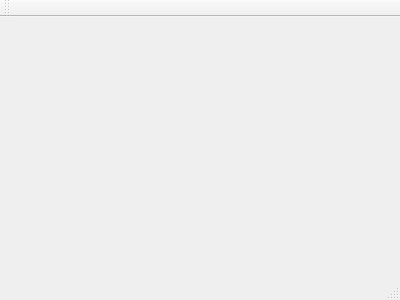
First picture: the form in mainwindow.ui, repository goto1134/dynamic-computational-nets, before the edit.
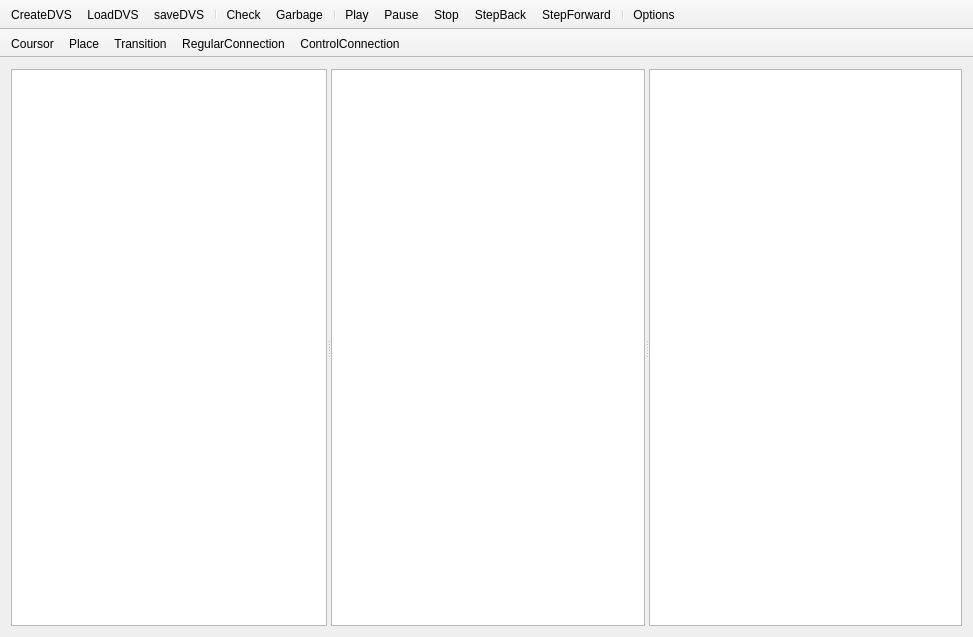
Second picture: the form after the edit. Icons and pictures are not drawn.

Diff of the .ui file:
```diff
--- a/mainwindow.ui
+++ b/mainwindow.ui
@@ -1,24 +1,245 @@
 <ui version="4.0">
  <class>MainWindow</class>
- <widget class="QMainWindow" name="MainWindow" >
-  <property name="geometry" >
+ <widget class="QMainWindow" name="MainWindow">
+  <property name="geometry">
    <rect>
     <x>0</x>
     <y>0</y>
-    <width>400</width>
-    <height>300</height>
+    <width>973</width>
+    <height>637</height>
    </rect>
   </property>
   <property name="windowTitle" >
    <string>MainWindow</string>
   </property>
-  <widget class="QMenuBar" name="menuBar" />
-  <widget class="QToolBar" name="mainToolBar" />
-  <widget class="QWidget" name="centralWidget" />
-  <widget class="QStatusBar" name="statusBar" />
+  <property name="locale">
+   <locale language="English" country="UnitedKingdom"/>
+  </property>
+  <widget class="QWidget" name="centralWidget">
+   <layout class="QHBoxLayout" name="horizontalLayout">
+    <item>
+     <widget class="QSplitter" name="projectSplitter">
+      <property name="contextMenuPolicy">
+       <enum>Qt::ActionsContextMenu</enum>
+      </property>
+      <property name="toolTipDuration">
+       <number>-3</number>
+      </property>
+      <property name="locale">
+       <locale language="Russian" country="Russia"/>
+      </property>
+      <property name="orientation">
+       <enum>Qt::Horizontal</enum>
+      </property>
+      <property name="childrenCollapsible">
+       <bool>false</bool>
+      </property>
+      <widget class="QTreeView" name="treeView">
+       <property name="locale">
+        <locale language="Russian" country="Russia"/>
+       </property>
+      </widget>
+      <widget class="QSplitter" name="graphicSplitter">
+       <property name="locale">
+        <locale language="Russian" country="Russia"/>
+       </property>
+       <property name="orientation">
+        <enum>Qt::Horizontal</enum>
+       </property>
+       <property name="childrenCollapsible">
+        <bool>false</bool>
+       </property>
+       <widget class="QGraphicsView" name="graphicsView">
+        <property name="locale">
+         <locale language="Russian" country="Russia"/>
+        </property>
+       </widget>
+       <widget class="QTableView" name="tableView">
+        <property name="locale">
+         <locale language="Russian" country="Russia"/>
+        </property>
+       </widget>
+      </widget>
+     </widget>
+    </item>
+   </layout>
+  </widget>
+  <widget class="QMenuBar" name="menuBar">
+   <property name="geometry">
+    <rect>
+     <x>0</x>
+     <y>0</y>
+     <width>973</width>
+     <height>21</height>
+    </rect>
+   </property>
+  </widget>
+  <widget class="QToolBar" name="mainToolBar">
+   <property name="movable">
+    <bool>false</bool>
+   </property>
+   <property name="allowedAreas">
+    <set>Qt::TopToolBarArea</set>
+   </property>
+   <attribute name="toolBarArea">
+    <enum>TopToolBarArea</enum>
+   </attribute>
+   <attribute name="toolBarBreak">
+    <bool>true</bool>
+   </attribute>
+   <addaction name="actionCreateDVS"/>
+   <addaction name="actionLoadDVS"/>
+   <addaction name="actionSaveDVS"/>
+   <addaction name="separator"/>
+   <addaction name="actionCheck"/>
+   <addaction name="actionGarbage"/>
+   <addaction name="separator"/>
+   <addaction name="actionPlay"/>
+   <addaction name="actionPause"/>
+   <addaction name="actionStop"/>
+   <addaction name="actionStepBack"/>
+   <addaction name="actionStepForward"/>
+   <addaction name="separator"/>
+   <addaction name="actionOptions"/>
+  </widget>
+  <widget class="QToolBar" name="redactorToolBar">
+   <property name="windowTitle">
+    <string>toolBar</string>
+   </property>
+   <property name="movable">
+    <bool>false</bool>
+   </property>
+   <property name="allowedAreas">
+    <set>Qt::TopToolBarArea</set>
+   </property>
+   <attribute name="toolBarArea">
+    <enum>TopToolBarArea</enum>
+   </attribute>
+   <attribute name="toolBarBreak">
+    <bool>true</bool>
+   </attribute>
+   <addaction name="actionCoursor"/>
+   <addaction name="actionPlace"/>
+   <addaction name="actionTransition"/>
+   <addaction name="actionRegularConnection"/>
+   <addaction name="actionControlConnection"/>
+  </widget>
+  <action name="actionCreateDVS">
+   <property name="icon">
+    <iconset resource="resources.qrc">
+     <normaloff>:/icons/icons/new project.ico</normaloff>:/icons/icons/new project.ico</iconset>
+   </property>
+   <property name="text">
+    <string>CreateDVS</string>
+   </property>
+   <property name="toolTip">
+    <string>Create new DVS model</string>
+   </property>
+  </action>
+  <action name="actionLoadDVS">
+   <property name="icon">
+    <iconset resource="resources.qrc">
+     <normaloff>:/icons/icons/open.ico</normaloff>:/icons/icons/open.ico</iconset>
+   </property>
+   <property name="text">
+    <string>LoadDVS</string>
+   </property>
+   <property name="toolTip">
+    <string>Load DVS Project</string>
+   </property>
+  </action>
+  <action name="actionSaveDVS">
+   <property name="text">
+    <string>saveDVS</string>
+   </property>
+   <property name="toolTip">
+    <string>Save DVS</string>
+   </property>
+  </action>
+  <action name="actionCoursor">
+   <property name="checkable">
+    <bool>true</bool>
+   </property>
+   <property name="text">
+    <string>Coursor</string>
+   </property>
+  </action>
+  <action name="actionPlace">
+   <property name="checkable">
+    <bool>true</bool>
+   </property>
+   <property name="text">
+    <string>Place</string>
+   </property>
+  </action>
+  <action name="actionTransition">
+   <property name="checkable">
+    <bool>true</bool>
+   </property>
+   <property name="text">
+    <string>Transition</string>
+   </property>
+  </action>
+  <action name="actionRegularConnection">
+   <property name="checkable">
+    <bool>true</bool>
+   </property>
+   <property name="text">
+    <string>RegularConnection</string>
+   </property>
+  </action>
+  <action name="actionControlConnection">
+   <property name="checkable">
+    <bool>true</bool>
+   </property>
+   <property name="text">
+    <string>ControlConnection</string>
+   </property>
+  </action>
+  <action name="actionOptions">
+   <property name="text">
+    <string>Options</string>
+   </property>
+  </action>
+  <action name="actionPlay">
+   <property name="text">
+    <string>Play</string>
+   </property>
+  </action>
+  <action name="actionPause">
+   <property name="text">
+    <string>Pause</string>
+   </property>
+  </action>
+  <action name="actionGarbage">
+   <property name="text">
+    <string>Garbage</string>
+   </property>
+  </action>
+  <action name="actionCheck">
+   <property name="text">
+    <string>Check</string>
+   </property>
+  </action>
+  <action name="actionStop">
+   <property name="text">
+    <string>Stop</string>
+   </property>
+  </action>
+  <action name="actionStepForward">
+   <property name="text">
+    <string>StepForward</string>
+   </property>
+  </action>
+  <action name="actionStepBack">
+   <property name="text">
+    <string>StepBack</string>
+   </property>
+  </action>
  </widget>
- <layoutDefault spacing="6" margin="11" />
- <pixmapfunction></pixmapfunction>
- <resources/>
+ <layoutdefault spacing="6" margin="11"/>
+ <resources>
+  <include location="resources.qrc"/>
+ </resources>
  <connections/>
 </ui>
```
Left out of the diff: 4 changed lines with no effect on the pictures.
